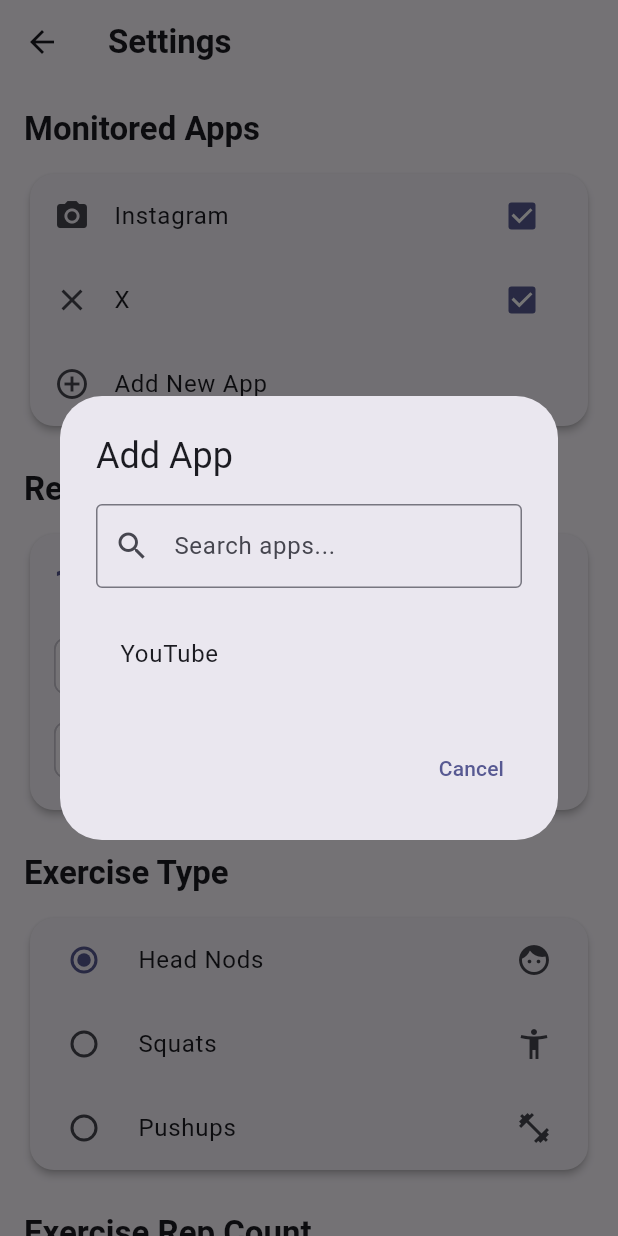
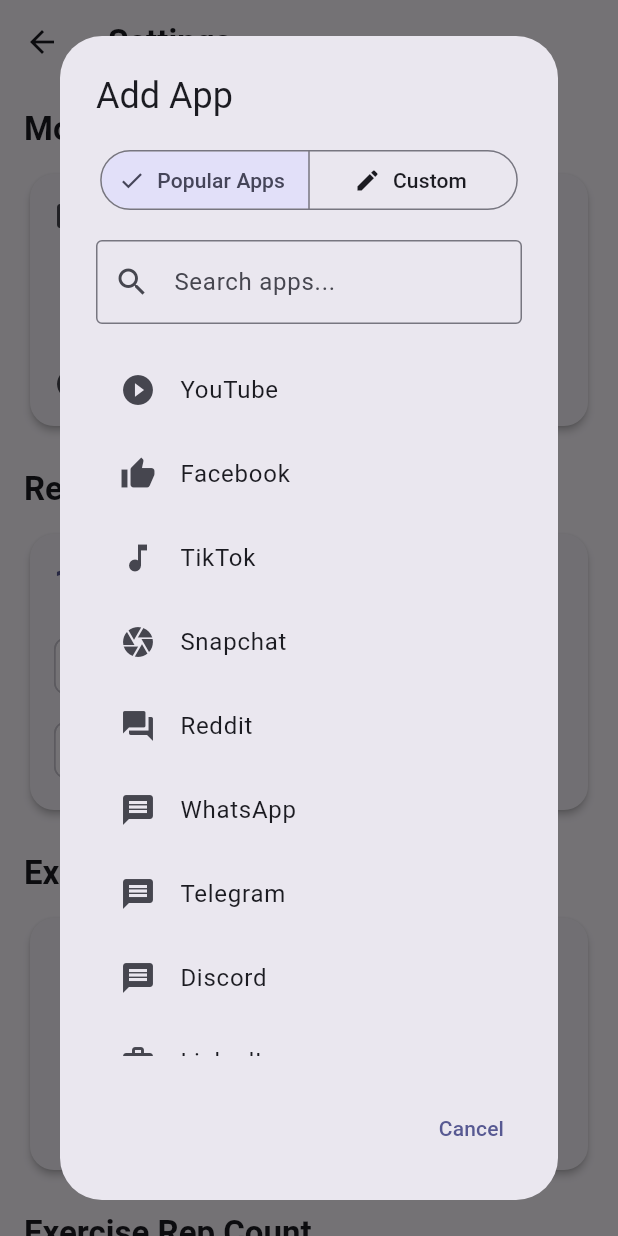
Before and after one commit to almas-cp/push2unlock, a Flutter app: the SettingsPage screen opened directly, after a tap on "Add New App", on a phone screen of 412 x 824 dp. Run offline on Flutter 3.47's test engine with Material 3 defaults, Android fonts, the phone set to English and light mode, and no system bars; our stand-ins replace camera, introduction_screen, permission_handler, shared_preferences; missing offline and left inert: google_mlkit_pose_detection, usage_stats; accounts and stored records are empty.

Commit message:
add new app

```diff
--- a/lib/pages/settings_page.dart
+++ b/lib/pages/settings_page.dart
@@ -10,7 +10,24 @@
 }
 
 class _SettingsPageState extends State<SettingsPage> {
-  final List<String> _availableApps = ['Instagram', 'X', 'YouTube'];
+  final List<String> _popularApps = [
+    'Instagram',
+    'X',
+    'YouTube',
+    'Facebook',
+    'TikTok',
+    'Snapchat',
+    'Reddit',
+    'WhatsApp',
+    'Telegram',
+    'Discord',
+    'LinkedIn',
+    'Netflix',
+    'Prime Video',
+    'Disney+',
+    'Spotify',
+    'Twitter',
+  ];
   List<String> _selectedApps = [];
   int _selectedRewardTime = 10;
   String _selectedExercise = 'Head Nods';
@@ -57,24 +74,19 @@
   }
 
   void _showAddAppDialog() {
-    final unselectedApps = _availableApps
+    final unselectedApps = _popularApps
         .where((app) => !_selectedApps.contains(app))
         .toList();
-
-    if (unselectedApps.isEmpty) {
-      ScaffoldMessenger.of(context).showSnackBar(
-        const SnackBar(content: Text('All apps are already selected')),
-      );
-      return;
-    }
 
     showDialog(
       context: context,
       builder: (context) => _AddAppDialog(
-        availableApps: unselectedApps,
+        popularApps: unselectedApps,
         onAppSelected: (app) {
           setState(() {
+            if (!_selectedApps.contains(app)) {
               _selectedApps.add(app);
+            }
           });
           _saveSettings();
         },
@@ -295,9 +307,30 @@
       case 'instagram':
         return Icons.camera_alt;
       case 'x':
+      case 'twitter':
         return Icons.close;
       case 'youtube':
         return Icons.play_circle_fill;
+      case 'facebook':
+        return Icons.thumb_up;
+      case 'tiktok':
+        return Icons.music_note;
+      case 'snapchat':
+        return Icons.camera;
+      case 'reddit':
+        return Icons.forum;
+      case 'whatsapp':
+      case 'telegram':
+      case 'discord':
+        return Icons.message;
+      case 'linkedin':
+        return Icons.work;
+      case 'netflix':
+      case 'prime video':
+      case 'disney+':
+        return Icons.movie;
+      case 'spotify':
+        return Icons.music_note;
       default:
         return Icons.apps;
     }
@@ -305,11 +338,11 @@
 }
 
 class _AddAppDialog extends StatefulWidget {
-  final List<String> availableApps;
+  final List<String> popularApps;
   final Function(String) onAppSelected;
 
   const _AddAppDialog({
-    required this.availableApps,
+    required this.popularApps,
     required this.onAppSelected,
   });
 
@@ -320,20 +353,40 @@
 class _AddAppDialogState extends State<_AddAppDialog> {
   String _searchQuery = '';
   List<String> _filteredApps = [];
+  final TextEditingController _customAppController = TextEditingController();
+  bool _showCustomInput = false;
 
   @override
   void initState() {
     super.initState();
-    _filteredApps = widget.availableApps;
+    _filteredApps = widget.popularApps;
+  }
+
+  @override
+  void dispose() {
+    _customAppController.dispose();
+    super.dispose();
   }
 
   void _filterApps(String query) {
     setState(() {
       _searchQuery = query;
-      _filteredApps = widget.availableApps
+      _filteredApps = widget.popularApps
           .where((app) => app.toLowerCase().contains(query.toLowerCase()))
           .toList();
     });
+  }
+
+  void _addCustomApp() {
+    final appName = _customAppController.text.trim();
+    if (appName.isEmpty) {
+      ScaffoldMessenger.of(context).showSnackBar(
+        const SnackBar(content: Text('Please enter an app name')),
+      );
+      return;
+    }
+    widget.onAppSelected(appName);
+    Navigator.pop(context);
   }
 
   @override
@@ -345,6 +398,31 @@
         child: Column(
           mainAxisSize: MainAxisSize.min,
           children: [
+            // Toggle buttons for Popular vs Custom
+            SegmentedButton<bool>(
+              segments: const [
+                ButtonSegment(
+                  value: false,
+                  label: Text('Popular Apps'),
+                  icon: Icon(Icons.apps),
+                ),
+                ButtonSegment(
+                  value: true,
+                  label: Text('Custom'),
+                  icon: Icon(Icons.edit),
+                ),
+              ],
+              selected: {_showCustomInput},
+              onSelectionChanged: (Set<bool> newSelection) {
+                setState(() {
+                  _showCustomInput = newSelection.first;
+                });
+              },
+            ),
+            const SizedBox(height: 16),
+
+            // Show either popular apps list or custom input
+            if (!_showCustomInput) ...[
               TextField(
                 decoration: const InputDecoration(
                   hintText: 'Search apps...',
@@ -365,6 +443,7 @@
                         itemBuilder: (context, index) {
                           final app = _filteredApps[index];
                           return ListTile(
+                            leading: Icon(_getAppIcon(app)),
                             title: Text(app),
                             onTap: () {
                               widget.onAppSelected(app);
@@ -374,6 +453,29 @@
                         },
                       ),
               ),
+            ] else ...[
+              // Custom app input
+              TextField(
+                controller: _customAppController,
+                decoration: const InputDecoration(
+                  labelText: 'App Name',
+                  hintText: 'e.g., Chrome, Gmail, etc.',
+                  border: OutlineInputBorder(),
+                  helperText: 'Enter the app name to monitor',
+                ),
+                textCapitalization: TextCapitalization.words,
+                onSubmitted: (_) => _addCustomApp(),
+              ),
+              const SizedBox(height: 16),
+              SizedBox(
+                width: double.infinity,
+                child: ElevatedButton.icon(
+                  onPressed: _addCustomApp,
+                  icon: const Icon(Icons.add),
+                  label: const Text('Add Custom App'),
+                ),
+              ),
+            ],
           ],
         ),
       ),
@@ -385,4 +487,38 @@
       ],
     );
   }
+
+  IconData _getAppIcon(String appName) {
+    switch (appName.toLowerCase()) {
+      case 'instagram':
+        return Icons.camera_alt;
+      case 'x':
+      case 'twitter':
+        return Icons.close;
+      case 'youtube':
+        return Icons.play_circle_fill;
+      case 'facebook':
+        return Icons.thumb_up;
+      case 'tiktok':
+        return Icons.music_note;
+      case 'snapchat':
+        return Icons.camera;
+      case 'reddit':
+        return Icons.forum;
+      case 'whatsapp':
+      case 'telegram':
+      case 'discord':
+        return Icons.message;
+      case 'linkedin':
+        return Icons.work;
+      case 'netflix':
+      case 'prime video':
+      case 'disney+':
+        return Icons.movie;
+      case 'spotify':
+        return Icons.music_note;
+      default:
+        return Icons.apps;
     }
+  }
+}
--- a/lib/services/app_lock_service.dart
+++ b/lib/services/app_lock_service.dart
@@ -193,14 +193,24 @@
     if (packageName.contains('facebook')) return 'Facebook';
     if (packageName.contains('tiktok')) return 'TikTok';
     if (packageName.contains('snapchat')) return 'Snapchat';
+    if (packageName.contains('reddit')) return 'Reddit';
+    if (packageName.contains('whatsapp')) return 'WhatsApp';
+    if (packageName.contains('telegram')) return 'Telegram';
+    if (packageName.contains('discord')) return 'Discord';
+    if (packageName.contains('linkedin')) return 'LinkedIn';
+    if (packageName.contains('netflix')) return 'Netflix';
+    if (packageName.contains('primevideo') || packageName.contains('amazon')) return 'Prime Video';
+    if (packageName.contains('disney')) return 'Disney+';
+    if (packageName.contains('spotify')) return 'Spotify';
+    if (packageName.contains('chrome')) return 'Chrome';
+    if (packageName.contains('gmail')) return 'Gmail';
 
     // Default: capitalize first letter of last segment
     final parts = packageName.split('.');
     if (parts.isNotEmpty) {
-      final name = parts.last;
-      return name[0].toUpperCase() + name.substring(1);
+      return parts.last[0].toUpperCase() + parts.last.substring(1);
     }
-    return 'App';
+    return 'Unknown App';
   }
 
   Future<void> _bringAppToForeground() async {
```
Lines whose indentation alone changed are shown as unchanged.
